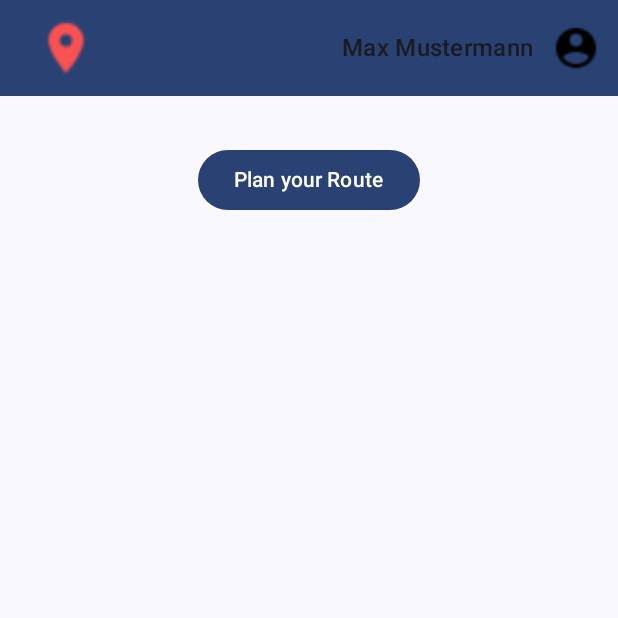
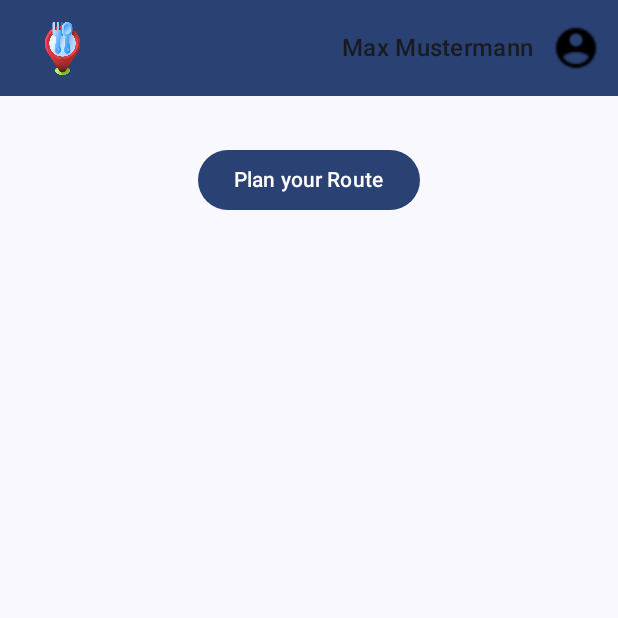
Before and after one commit to JannisFink01/FlavourTrail_v2, an Android app built with Jetpack Compose: the screen it shows after launch (MainActivity), on a phone screen of 412 x 824 dp, the top half of it. Run offline under Robolectric (Android 15) with nearby library versions, the phone set to English and light mode, and no system bars.

Commit message:
changed Logo

```diff
--- a/app/src/main/java/com/example/flavourtrail_v2/ui/TopBar.kt
+++ b/app/src/main/java/com/example/flavourtrail_v2/ui/TopBar.kt
@@ -29,7 +29,7 @@ fun TopBar(userName: String, profileImageRes: Int) {
                 Image(
                     painter = painterResource(id = R.drawable.logo),
                     contentDescription = "App Logo",
-                    modifier = Modifier.size(40.dp),
+                    modifier = Modifier.size(35.dp),
                     contentScale = ContentScale.Fit
                 )
                 Spacer(modifier = Modifier.weight(1f))
```
Also changed, not shown: app/src/main/res/drawable/logo.png.
